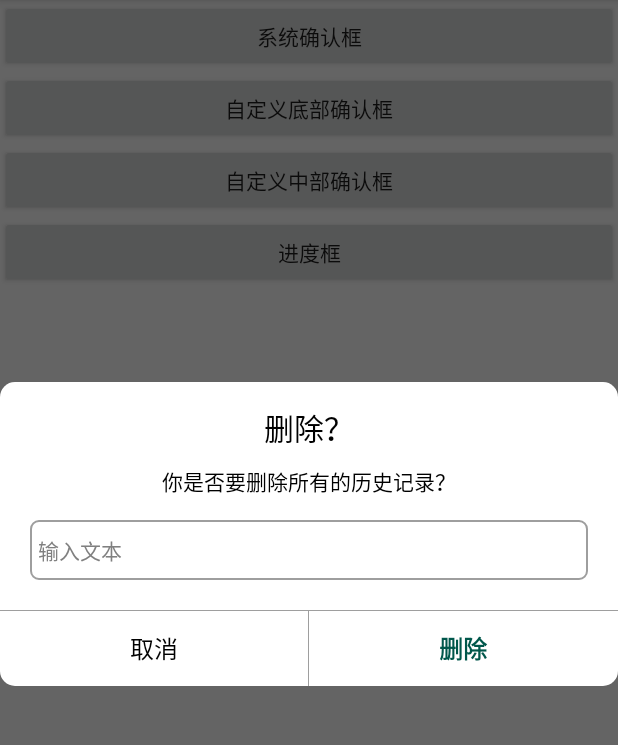
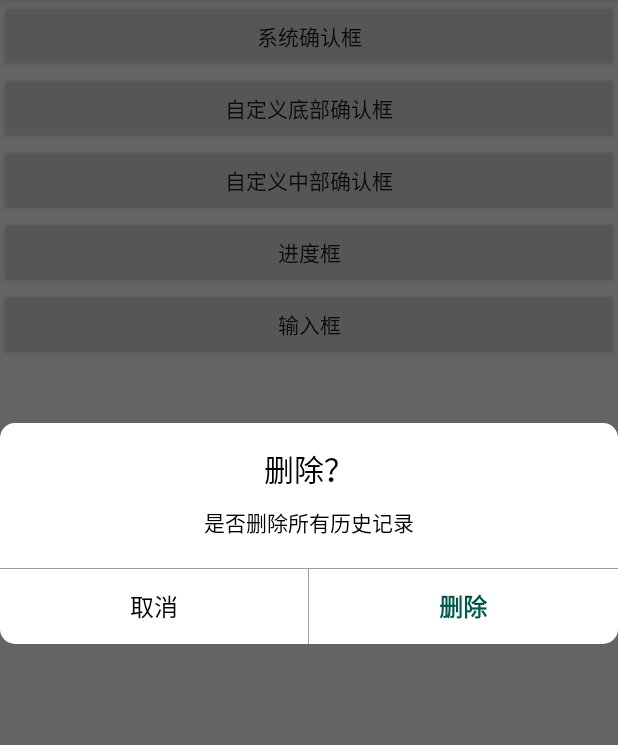
Before and after one commit to jsyjst/Yuan-SpeedDialog, an Android app: the screen it shows after launch (MainActivity), after a tap on "自定义中部确认框", on a phone screen of 412 x 824 dp, the part 84-829 px from its top. Run offline under Robolectric (Android 15) with nearby library versions, the phone set to English and light mode, and no system bars; libraries missing offline, so code that uses them is left out: com.pnikosis.materialishprogress; plain views replace ProgressWheel; 2 statements that could not run were skipped.

Commit message:
增加输入框样式

```diff
--- a/app/src/main/java/com/example/yuan_dialog/dialog/SpeedDialog.java
+++ b/app/src/main/java/com/example/yuan_dialog/dialog/SpeedDialog.java
@@ -3,18 +3,19 @@ package com.example.yuan_dialog.dialog;
 import android.app.Dialog;
 import android.content.Context;
 import android.os.Bundle;
-import android.util.DisplayMetrics;
 import android.view.Gravity;
 import android.view.LayoutInflater;
 import android.view.View;
 import android.view.ViewGroup;
 import android.view.Window;
-import android.view.WindowManager;
+import android.widget.EditText;
 import android.widget.LinearLayout;
 import android.widget.TextView;
 
 
 import com.example.yuan_dialog.R;
+import com.example.yuan_dialog.listener.OnInputDialogButtonClickListener;
+import com.example.yuan_dialog.listener.OnSelectClickListener;
 import com.pnikosis.materialishprogress.ProgressWheel;
 
 import androidx.annotation.NonNull;
@@ -33,16 +34,20 @@ public class SpeedDialog extends Dialog implements View.OnClickListener {
 
     private static final String TAG = "SpeedDialog";
 
-    private OnYuanClickListener mSureClickListener;
-    private OnYuanClickListener mCancelClickListener;
+    private OnSelectClickListener mSureClickListener;
+    private OnSelectClickListener mCancelClickListener;
+    private OnInputDialogButtonClickListener mInputDialogSureClickListener;
     private LinearLayout mNormalPanel;
     private LinearLayout mProgressPanel;
+    private LinearLayout mInputPanel;
     private TextView mTitleTv; //标题
     private TextView mMessageTv; //内容
     private TextView mSureBtn; //确定框
     private TextView mCancelBtn;//取消框
     private ProgressWheel mProgressBar;//加载框
     private TextView mProgressTv;//加载描述
+    private EditText mInputEdit;//输入框
+    private View mCancelLine;
     private String mTitleText;
     private String mMessageText;
     private String mCancelText;
@@ -51,16 +56,13 @@ public class SpeedDialog extends Dialog implements View.OnClickListener {
     private int mDialogType;
     private int mSureTextColor;
     private int mProgressColor;
+    private boolean mShowMessage;
+    private boolean mShowCancelBtn = true;
 
     public static final int NORMAL_TYPE = 0; //正常中间确认框
     public static final int PROGRESS_TYPE = 1;//加载框
     public static final int INPUT_TYPE = 2; //输入框
-    public static final int BOTTOM_SELECT_TYPE = 2; //底部选择框
-
-
-    public interface OnYuanClickListener {
-        void onClick(SpeedDialog dialog);
-    }
+    public static final int BOTTOM_SELECT_TYPE = 3; //底部选择框
 
 
     public SpeedDialog(@NonNull Context context) {
@@ -89,23 +91,22 @@ public class SpeedDialog extends Dialog implements View.OnClickListener {
             setContentView(parentPanel);
             mNormalPanel = parentPanel.findViewById(R.id.normalPanel);
             mProgressPanel = parentPanel.findViewById(R.id.progressPanel);
+            mInputPanel = parentPanel.findViewById(R.id.inputPanel);
             mTitleTv = parentPanel.findViewById(R.id.dialogTitleTv);        //标题
             mMessageTv = parentPanel.findViewById(R.id.dialogMessageTv);    //内容
             mCancelBtn = parentPanel.findViewById(R.id.dialogCancelBtn);    //取消
+            mCancelLine = parentPanel.findViewById(R.id.cancelLine);
             mSureBtn = parentPanel.findViewById(R.id.dialogSureBtn);    //确定
             mProgressBar = parentPanel.findViewById(R.id.progressBar);//加载框
             mProgressTv = parentPanel.findViewById(R.id.progressTv);//加载文字
+            mInputEdit = parentPanel.findViewById(R.id.inputEdit);
 
             mCancelBtn.setOnClickListener(this);
             mSureBtn.setOnClickListener(this);
 
-            setTitle(mTitleText);
-            setMessage(mMessageText);
-            setCancelText(mCancelText);
-            setSureText(mSureText);
-            setProgressText(mProgressText);
-            setSureTextColor(mSureTextColor);
-            setProgressColor(mProgressColor);
+            setupText();
+            setupColor();
+            setupShow();
             showByDialogType(mDialogType);
         }
 
@@ -121,7 +122,13 @@ public class SpeedDialog extends Dialog implements View.OnClickListener {
                 break;
             case R.id.dialogSureBtn:
                 cancel();
-                if (mSureClickListener != null) mSureClickListener.onClick(this);
+                if (mDialogType == INPUT_TYPE) {
+                    if (mInputDialogSureClickListener != null)
+                        mInputDialogSureClickListener.onClick(this, mInputEdit.getText().toString());
+                } else {
+                    if (mSureClickListener != null) mSureClickListener.onClick(this);
+                }
+
                 break;
             default:
                 break;
@@ -140,6 +147,12 @@ public class SpeedDialog extends Dialog implements View.OnClickListener {
             dialogWindow.setGravity(Gravity.BOTTOM); //设置位置
             dialogWindow.setWindowAnimations(R.style.bottom_menu_animation);//设置动画
             dialogWindow.setLayout(ViewGroup.LayoutParams.MATCH_PARENT, ViewGroup.LayoutParams.WRAP_CONTENT);
+        } else if (mDialogType == INPUT_TYPE) {//输出框
+            if (mTitleText == null) {
+                mTitleTv.setVisibility(View.GONE);
+            } else if (mMessageText == null) {
+                mMessageTv.setVisibility(View.GONE);
+            }
         }
     }
 
@@ -156,7 +169,17 @@ public class SpeedDialog extends Dialog implements View.OnClickListener {
     public SpeedDialog setMessage(String text) {
         mMessageText = text;
         if (mMessageTv != null && mMessageText != null) {
+            showMessage(true);
             mMessageTv.setText(mMessageText);
+        }
+        return this;
+    }
+
+    //设置消息框可不可以隐藏
+    public SpeedDialog showMessage(boolean showMessage) {
+        mShowMessage = showMessage;
+        if (mMessageTv != null) {
+            mMessageTv.setVisibility(mShowMessage ? View.VISIBLE : View.GONE);
         }
         return this;
     }
@@ -165,7 +188,17 @@ public class SpeedDialog extends Dialog implements View.OnClickListener {
     public SpeedDialog setCancelText(String cancel) {
         mCancelText = cancel;
         if (mCancelText != null && mCancelBtn != null) {
+            showCancelButton(true);
             mCancelBtn.setText(mCancelText);
+        }
+        return this;
+    }
+
+    public SpeedDialog showCancelButton(boolean showCancelBtn) {
+        mShowCancelBtn = showCancelBtn;
+        if (mCancelBtn != null) {
+            mCancelBtn.setVisibility(mShowCancelBtn ? View.VISIBLE : View.GONE);
+            mCancelLine.setVisibility(mShowCancelBtn ? View.VISIBLE : View.GONE);
         }
         return this;
     }
@@ -197,6 +230,7 @@ public class SpeedDialog extends Dialog implements View.OnClickListener {
         return this;
     }
 
+    //设置进度框的文字
     public SpeedDialog setProgressText(String text) {
         mProgressText = text;
         if (mProgressText != null && mProgressTv != null) {
@@ -206,14 +240,20 @@ public class SpeedDialog extends Dialog implements View.OnClickListener {
     }
 
     //设置确定按钮监听器
-    public SpeedDialog setSureClickListener(OnYuanClickListener sureClickListener) {
+    public SpeedDialog setSureClickListener(OnSelectClickListener sureClickListener) {
         mSureClickListener = sureClickListener;
         return this;
     }
 
     //设置取消按钮监听器
-    public SpeedDialog setCancelClickListener(OnYuanClickListener cancelClickListener) {
+    public SpeedDialog setCancelClickListener(OnSelectClickListener cancelClickListener) {
         mCancelClickListener = cancelClickListener;
+        return this;
+    }
+
+    //设置输入框确定按钮监听器
+    public SpeedDialog setInputDialogSureClickListener(OnInputDialogButtonClickListener inputDialogSureClickListener) {
+        mInputDialogSureClickListener = inputDialogSureClickListener;
         return this;
     }
 
@@ -221,16 +261,34 @@ public class SpeedDialog extends Dialog implements View.OnClickListener {
         switch (dialogType) {
             case NORMAL_TYPE:
                 mNormalPanel.setVisibility(View.VISIBLE);
+                mInputPanel.setVisibility(View.GONE);
                 mProgressPanel.setVisibility(View.GONE);
                 break;
             case PROGRESS_TYPE:
                 mNormalPanel.setVisibility(View.GONE);
                 mProgressPanel.setVisibility(View.VISIBLE);
                 break;
+            case INPUT_TYPE:
+                mInputPanel.setVisibility(View.VISIBLE);
             default:
                 break;
         }
     }
 
+    private void setupText() {
+        setTitle(mTitleText);
+        setMessage(mMessageText);
+        setCancelText(mCancelText);
+        setSureText(mSureText);
+        setProgressText(mProgressText);
+    }
 
+    private void setupColor() {
+        setSureTextColor(mSureTextColor);
+        setProgressColor(mProgressColor);
+    }
+
+    private void setupShow() {
+        showMessage(mShowMessage);
+    }
 }
--- /dev/null
+++ b/app/src/main/java/com/example/yuan_dialog/listener/OnInputDialogButtonClickListener.java
@@ -0,0 +1,15 @@
+package com.example.yuan_dialog.listener;
+
+import android.app.Dialog;
+
+/**
+ * <pre>
+ *     author : 残渊
+ *     time   : 2019/07/11
+ *     desc   :
+ * </pre>
+ */
+
+public interface OnInputDialogButtonClickListener {
+    void onClick(Dialog dialog,String inputText);
+}
--- /dev/null
+++ b/app/src/main/java/com/example/yuan_dialog/listener/OnSelectClickListener.java
@@ -0,0 +1,15 @@
+package com.example.yuan_dialog.listener;
+
+import android.app.Dialog;
+
+/**
+ * <pre>
+ *     author : 残渊
+ *     time   : 2019/07/11
+ *     desc   : 选择按钮的回调
+ * </pre>
+ */
+
+public interface OnSelectClickListener {
+    void onClick(Dialog dialog);
+}
--- a/app/src/main/java/com/example/yuan_dialog/sample/MainActivity.java
+++ b/app/src/main/java/com/example/yuan_dialog/sample/MainActivity.java
@@ -4,6 +4,7 @@ import androidx.appcompat.app.AlertDialog;
 import androidx.appcompat.app.AppCompatActivity;
 import androidx.core.content.ContextCompat;
 
+import android.app.Dialog;
 import android.content.DialogInterface;
 import android.os.Bundle;
 import android.widget.Button;
@@ -11,6 +12,7 @@ import android.widget.Toast;
 
 import com.example.yuan_dialog.R;
 import com.example.yuan_dialog.dialog.SpeedDialog;
+import com.example.yuan_dialog.listener.OnInputDialogButtonClickListener;
 
 public class MainActivity extends AppCompatActivity {
     AlertDialog dialog = null;
@@ -23,6 +25,7 @@ public class MainActivity extends AppCompatActivity {
         findViewById(R.id.dialogCancelBottomBtn).setOnClickListener(view -> showBottomDialog());
         findViewById(R.id.dialogCancelCenterBtn).setOnClickListener(view -> showCenterCancelDialog());
         findViewById(R.id.dialogProgressBtn).setOnClickListener(view -> showProgress());
+        findViewById(R.id.dialogInputBtn).setOnClickListener(view -> showInputDialog());
     }
     private void showDialog(){
         AlertDialog.Builder builder = new AlertDialog.Builder(this);
@@ -54,8 +57,8 @@ public class MainActivity extends AppCompatActivity {
     private void showCenterCancelDialog(){
         SpeedDialog normalDialog = new SpeedDialog(this);
         normalDialog.setTitle("删除？")
-                .setMessage("你是否要删除所有的历史记录？")
                 .setSureText("删除")
+                .setMessage("是否删除所有历史记录")
                 .setSureClickListener(dialog1 -> Toast.makeText(this,"删除",Toast.LENGTH_SHORT).show())
                 .show();
     }
@@ -67,5 +70,18 @@ public class MainActivity extends AppCompatActivity {
                 .show();
     }
 
+    private void showInputDialog(){
+        SpeedDialog inputDialog = new SpeedDialog(this,SpeedDialog.INPUT_TYPE);
+        inputDialog.setTitle("登录")
+                .setSureText("确定")
+                .setInputDialogSureClickListener(new OnInputDialogButtonClickListener() {
+                    @Override
+                    public void onClick(Dialog dialog, String inputText) {
+                        Toast.makeText(MainActivity.this,inputText,Toast.LENGTH_SHORT).show();
+                    }
+                })
+                .show();
+    }
+
 
 }
--- a/app/src/main/res/layout/activity_main.xml
+++ b/app/src/main/res/layout/activity_main.xml
@@ -34,4 +34,11 @@
         android:text="进度框"
         />
 
+    <Button
+        android:id="@+id/dialogInputBtn"
+        android:layout_width="match_parent"
+        android:layout_height="wrap_content"
+        android:text="输入框"
+        />
+
 </LinearLayout>
--- a/app/src/main/res/layout/dialog_center.xml
+++ b/app/src/main/res/layout/dialog_center.xml
@@ -36,11 +36,13 @@
 
         <LinearLayout
             android:id="@+id/inputPanel"
+            android:visibility="gone"
             android:layout_width="match_parent"
             android:layout_height="wrap_content"
             android:orientation="vertical">
 
             <EditText
+                android:id="@+id/inputEdit"
                 android:layout_width="match_parent"
                 android:layout_height="40dp"
                 android:layout_gravity="center_vertical"
@@ -51,6 +53,7 @@
                 android:paddingLeft="5dp"
                 android:paddingRight="5dp"
                 android:singleLine="true"
+                android:textCursorDrawable="@null"
                 android:hint="输入文本"
                 android:textColor="@color/black"
                 android:textSize="@dimen/sp_14"/>
@@ -80,6 +83,7 @@
                 android:textSize="@dimen/sp_16" />
 
             <View
+                android:id="@+id/cancelLine"
                 android:layout_width="0.5dp"
                 android:layout_height="match_parent"
                 android:background="@color/gray" />
```
